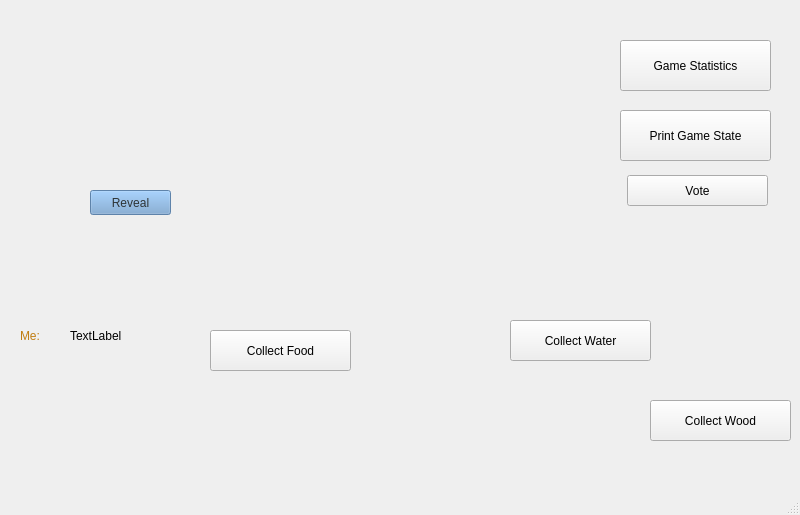
First picture: the form in hellapagos/gamewindow.ui, repository magacevic/Hellapagos, before the edit.
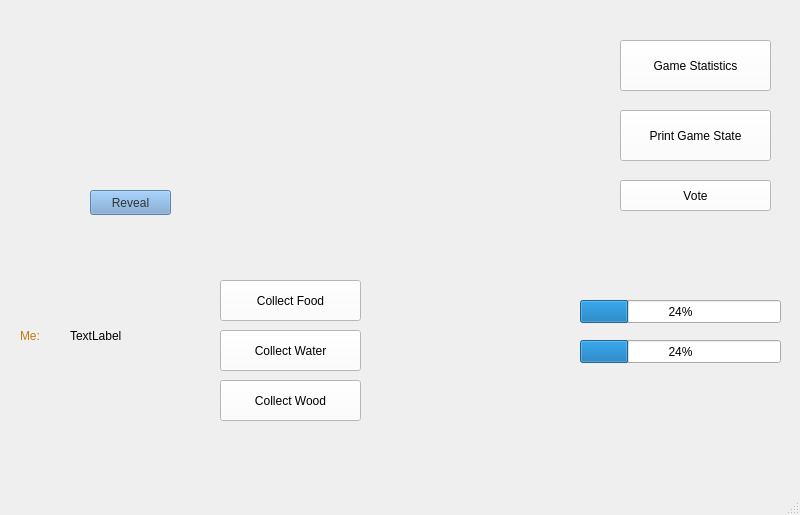
Second picture: the form after the edit. Icons and pictures are not drawn.

The edit to the form file:
```diff
--- a/hellapagos/gamewindow.ui
+++ b/hellapagos/gamewindow.ui
@@ -400,12 +400,16 @@
    <widget class="QPushButton" name="collectWoodButton">
     <property name="geometry">
      <rect>
-      <x>650</x>
-      <y>400</y>
+      <x>220</x>
+      <y>380</y>
       <width>141</width>
       <height>41</height>
      </rect>
     </property>
+    <property name="styleSheet">
+     <string notr="true">background: transparent;
+background-color: white;</string>
+    </property>
     <property name="text">
      <string>Collect Wood</string>
     </property>
@@ -413,12 +417,16 @@
    <widget class="QPushButton" name="collectWaterButton">
     <property name="geometry">
      <rect>
-      <x>510</x>
-      <y>320</y>
+      <x>220</x>
+      <y>330</y>
       <width>141</width>
       <height>41</height>
      </rect>
     </property>
+    <property name="styleSheet">
+     <string notr="true">background: transparent;
+background-color: white;</string>
+    </property>
     <property name="text">
      <string>Collect Water</string>
     </property>
@@ -426,12 +434,16 @@
    <widget class="QPushButton" name="collectFoodButton">
     <property name="geometry">
      <rect>
-      <x>210</x>
-      <y>330</y>
+      <x>220</x>
+      <y>280</y>
       <width>141</width>
       <height>41</height>
      </rect>
     </property>
+    <property name="styleSheet">
+     <string notr="true">background: transparent;
+background-color: white;</string>
+    </property>
     <property name="text">
      <string>Collect Food</string>
     </property>
@@ -439,12 +451,16 @@
    <widget class="QPushButton" name="castVoteButton">
     <property name="geometry">
      <rect>
-      <x>627</x>
-      <y>175</y>
-      <width>141</width>
+      <x>620</x>
+      <y>180</y>
+      <width>151</width>
       <height>31</height>
      </rect>
     </property>
+    <property name="styleSheet">
+     <string notr="true">background: transparent;
+background-color: white;</string>
+    </property>
     <property name="text">
      <string>Vote</string>
     </property>
@@ -458,6 +474,10 @@
       <height>51</height>
      </rect>
     </property>
+    <property name="styleSheet">
+     <string notr="true">background: transparent;
+background-color: white;</string>
+    </property>
     <property name="text">
      <string>Game Statistics</string>
     </property>
@@ -471,10 +491,75 @@
       <height>51</height>
      </rect>
     </property>
+    <property name="styleSheet">
+     <string notr="true">background: transparent;
+background-color: white;</string>
+    </property>
     <property name="text">
      <string>Print Game State</string>
     </property>
    </widget>
+   <widget class="QProgressBar" name="progressBar">
+    <property name="geometry">
+     <rect>
+      <x>580</x>
+      <y>300</y>
+      <width>201</width>
+      <height>23</height>
+     </rect>
+    </property>
+    <property name="styleSheet">
+     <string notr="true">QProgressBar::chunk{
+      background-color: rgb(192, 28, 40);
+      
+      
+     
+};
+
+QProgressBar {
+    text-align: center;  
+    font: &quot;aakar&quot;;
+    border: 2px solid #666666; 
+    border-radius: 5px;  
+
+
+ 
+};
+
+
+</string>
+    </property>
+    <property name="value">
+     <number>24</number>
+    </property>
+   </widget>
+   <widget class="QProgressBar" name="progressBar_2">
+    <property name="geometry">
+     <rect>
+      <x>580</x>
+      <y>340</y>
+      <width>201</width>
+      <height>23</height>
+     </rect>
+    </property>
+    <property name="styleSheet">
+     <string notr="true">QProgressBar::chunk{
+      background-color: rgb(28, 113, 216);
+      
+     
+};
+
+QProgressBar {
+    text-align: center;  
+    font: &quot;aakar&quot;;
+    border: 2px solid #666666;  
+    border-radius: 5px;  
+};</string>
+    </property>
+    <property name="value">
+     <number>24</number>
+    </property>
+   </widget>
   </widget>
   <widget class="QMenuBar" name="menubar">
    <property name="geometry">
@@ -482,7 +567,7 @@
      <x>0</x>
      <y>0</y>
      <width>800</width>
-     <height>26</height>
+     <height>22</height>
     </rect>
    </property>
   </widget>
```
